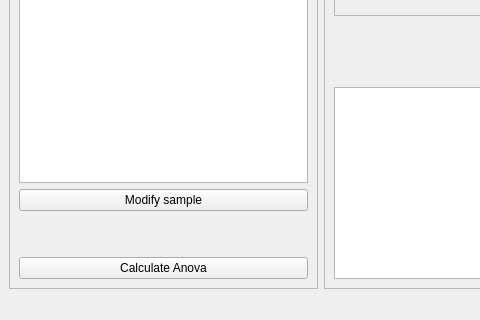
Before: the Qt Designer form braviz/interaction/qt_guis/anova.ui in diego0020/braviz-app, drawn with Qt 5; both pictures show x 0 to 480 and y 280 to 600 of the 800 by 600 pixel window.
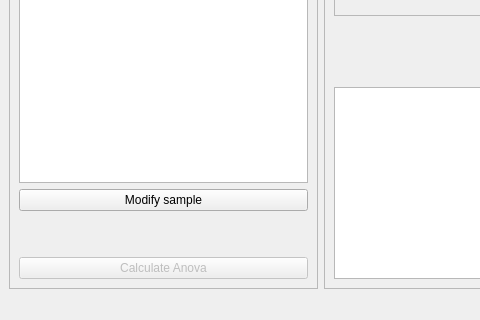
After: the same form once the commit is applied.

Commit message: work in outcome select dialog

Patch:
```diff
--- a/braviz/interaction/qt_guis/anova.ui
+++ b/braviz/interaction/qt_guis/anova.ui
@@ -246,6 +246,9 @@
        </item>
        <item>
         <widget class="QPushButton" name="calculate_button">
+         <property name="enabled">
+          <bool>false</bool>
+         </property>
          <property name="toolTip">
           <string>Perform the anova calculation</string>
          </property>
```
The commit also changes 3 other files.
